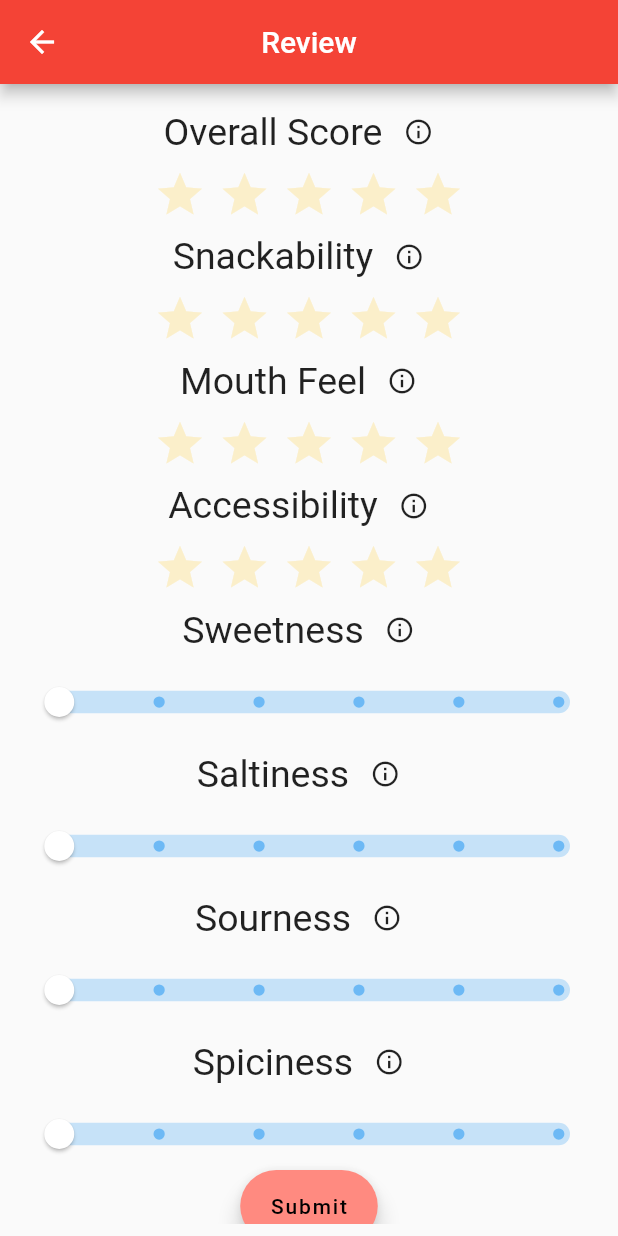
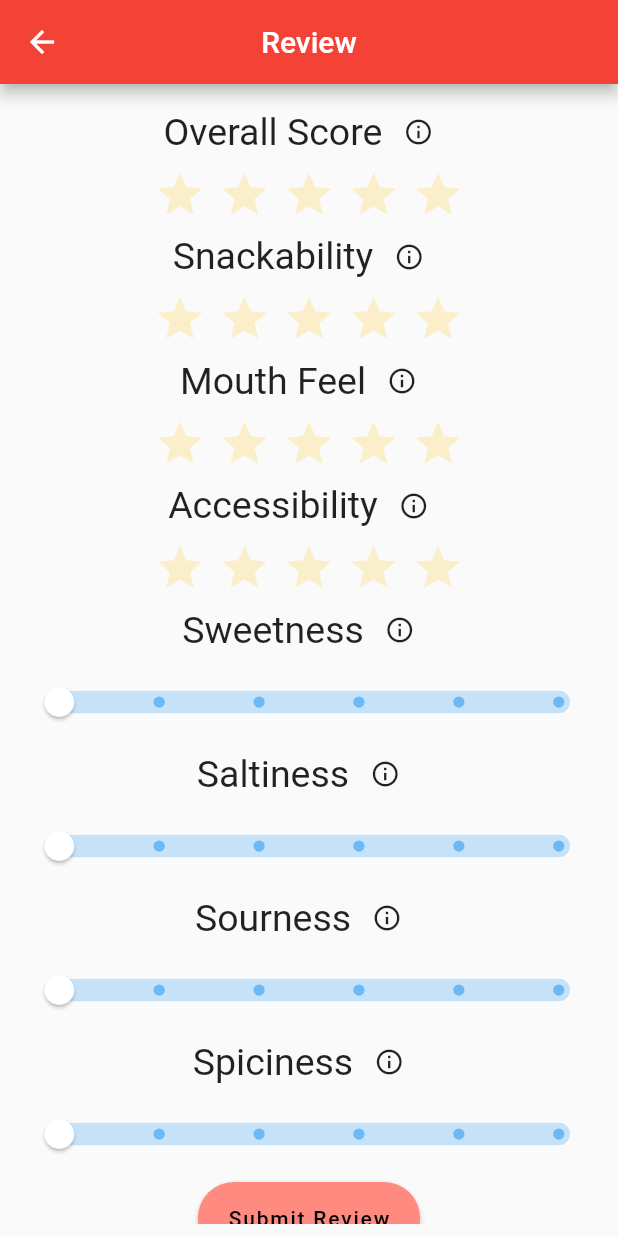
Before and after one commit to orifriesen/snax, a Flutter app: the UserReviewPage screen opened directly with empty values, on a phone screen of 412 x 824 dp. Run offline on Flutter 3.47's test engine with Material 2 defaults, Android fonts, the phone set to English and light mode, and no system bars; drawn by our look-alikes of flutter_rating_bar; our stand-ins replace cloud_firestore, cloud_functions, firebase_auth, firebase_core, firebase_storage, fluttertoast and 5 more; missing offline and left inert: dart:ffi, flappy_search_bar, number_display; accounts and stored records are empty.

Commit message:
MAJOR UPDATE OMG
Review button positioning & style changed, FlutterToast(snackbar) has been added to the submit button, finally revised the message from slider tooltips

```diff
--- a/snax/lib/homePage/userReview.dart
+++ b/snax/lib/homePage/userReview.dart
@@ -1,5 +1,8 @@
 import 'package:flutter/material.dart';
+
 import 'package:flutter_rating_bar/flutter_rating_bar.dart';
+import 'package:fluttertoast/fluttertoast.dart';
+
 import 'package:snax/backend/backend.dart';
 import 'package:snax/backend/requests.dart';
 
@@ -56,13 +59,6 @@ class _UserReviewPageState extends State<UserReviewPage> {
                   _overallScore(),
                 ],
               ),
-
-              // ratings.overall != null
-              //     ? Text(
-              //         "Rating: ${ratings.overall}",
-              //         style: TextStyle(fontWeight: FontWeight.bold),
-              //       )
-              //     : Container(),
 
               //* Snackability
               Container(
@@ -170,7 +166,10 @@ class _UserReviewPageState extends State<UserReviewPage> {
                 child: Row(
                   mainAxisAlignment: MainAxisAlignment.center,
                   children: [
-                    FloatingActionButton.extended(
+                    Padding(
+                      padding: const EdgeInsets.all(8.0),
+                      child: FloatingActionButton.extended(
+                        elevation: 2,
                         onPressed: () {
                           if (ratings.overall != null &&
                               ratings.snackability != null &&
@@ -180,14 +179,17 @@ class _UserReviewPageState extends State<UserReviewPage> {
                                 .catchError((error) => {});
                             Navigator.pop(context);
                           } else {
-                          print("Cannot submit");
+                            Fluttertoast.showToast(
+                                backgroundColor: Colors.red[300],
+                                msg: "Please rate this snack to submit!");
                           }
                         },
-                      label: Text("Submit"),
+                        label: Text("Submit Review"),
+                      ),
                     ),
                   ],
                 ),
-              )
+              ),
             ],
           ),
         ),
@@ -291,8 +293,7 @@ class _UserReviewPageState extends State<UserReviewPage> {
             ),
             Tooltip(
               showDuration: Duration(seconds: 3),
-              message:
-                  "Use the slider to rate the sweetness of this item (left is savory, right is sweet)",
+              message: "Rate the sweetness of this snack (0: Savory, 5: Sweet)",
               child: IconButton(
                 icon: Icon(Icons.info_outline),
                 iconSize: 20.0,
@@ -339,7 +340,7 @@ class _UserReviewPageState extends State<UserReviewPage> {
             Tooltip(
               showDuration: Duration(seconds: 3),
               message:
-                  "Use the slider to rate the saltiness of this item (left is less salty, right is more salty)",
+                  "Rate the saltiness of this snack (0: Not Salty, 5: Very Salty)",
               child: IconButton(
                 icon: Icon(Icons.info_outline),
                 iconSize: 20.0,
@@ -386,7 +387,7 @@ class _UserReviewPageState extends State<UserReviewPage> {
             Tooltip(
               showDuration: Duration(seconds: 3),
               message:
-                  "Use the slider to rate the sourness of this item (left is less sour, right is more sour)",
+                  "Rate the sourness of this snack (0: Not Sour, 5: Very Sour)",
               child: IconButton(
                 icon: Icon(Icons.info_outline),
                 iconSize: 20.0,
@@ -433,7 +434,7 @@ class _UserReviewPageState extends State<UserReviewPage> {
             Tooltip(
               showDuration: Duration(seconds: 3),
               message:
-                  "Use the slider to rate the spiciness of this item (left is less spicy, right is more spicy)",
+                  "Rate the spiciness of this snack (0: Not Spicy, 5: Very Spicy)",
               child: IconButton(
                 icon: Icon(Icons.info_outline),
                 iconSize: 20.0,
```
Also changed, not shown: snax/lib/homePage/specificSnack.dart (+6 -2 lines). Lines whose indentation alone changed are shown as unchanged.
